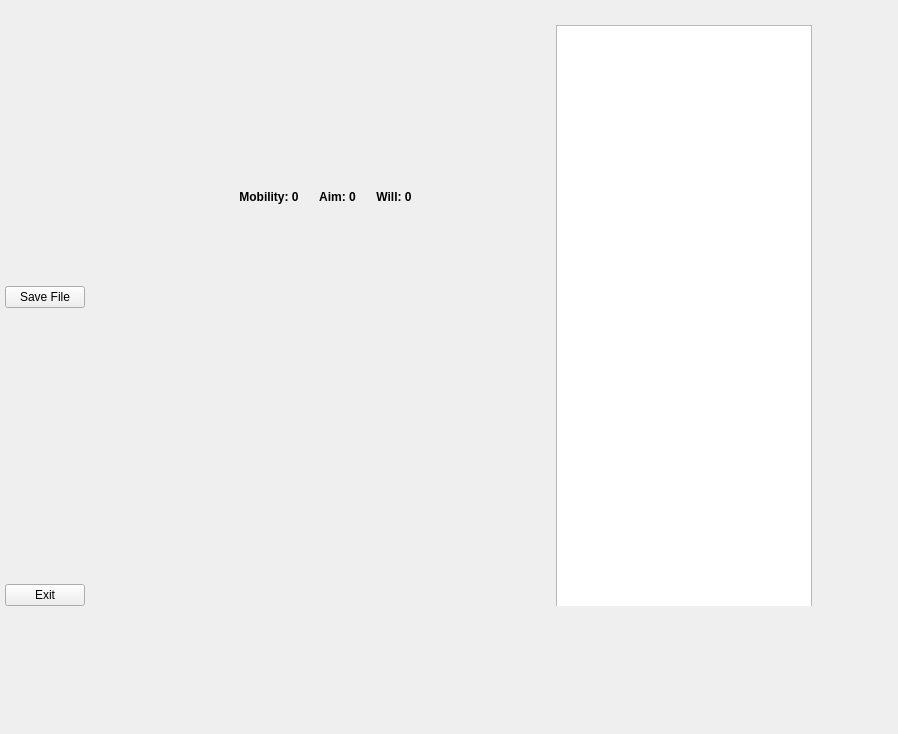
This is QtDesigner.ui in Bodzioo44/XcomPerkEdit as Qt 5 draws it before an edit. The edited form follows.
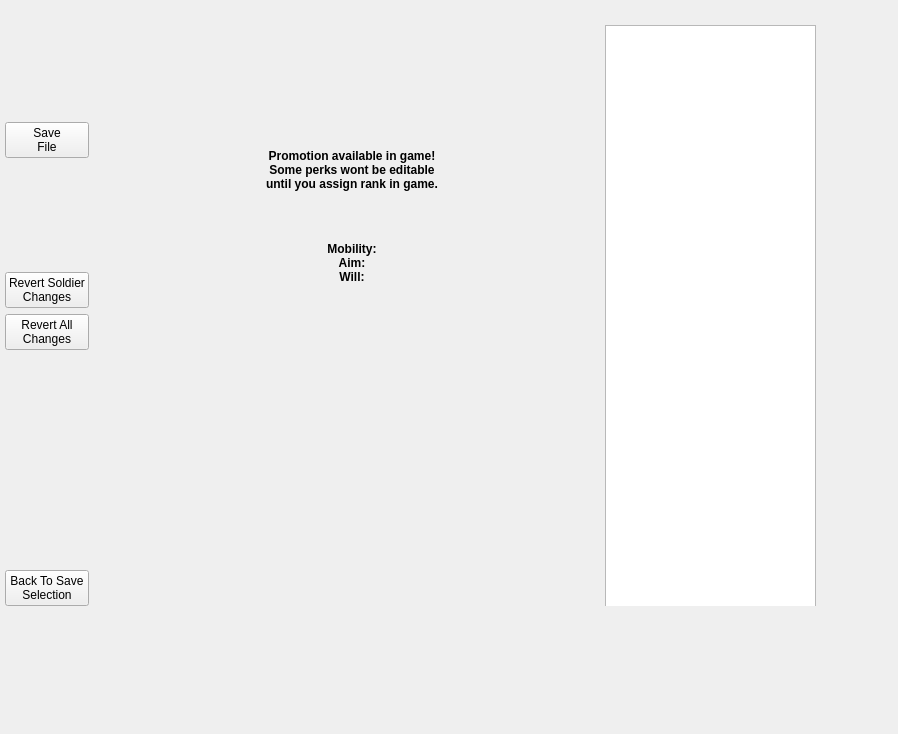
This is the edited form.

Commit message: Changed the way stats label is displayed to avoid UI shifting

```diff
--- a/QtDesigner.ui
+++ b/QtDesigner.ui
@@ -37,7 +37,7 @@
       <number>15</number>
      </property>
      <item row="0" column="0">
-      <layout class="QVBoxLayout" name="ButtonVBoxLayout">
+      <layout class="QVBoxLayout" name="ButtonVBoxLayout" stretch="5,1,5,1,1,10,1">
        <item>
         <spacer name="verticalSpacer">
          <property name="orientation">
@@ -54,7 +54,37 @@
        <item>
         <widget class="QPushButton" name="SaveFileButton">
          <property name="text">
-          <string>Save File</string>
+          <string>Save 
+File</string>
+         </property>
+        </widget>
+       </item>
+       <item>
+        <spacer name="verticalSpacer_2">
+         <property name="orientation">
+          <enum>Qt::Vertical</enum>
+         </property>
+         <property name="sizeHint" stdset="0">
+          <size>
+           <width>20</width>
+           <height>40</height>
+          </size>
+         </property>
+        </spacer>
+       </item>
+       <item>
+        <widget class="QPushButton" name="RevertSoldierButton">
+         <property name="text">
+          <string>Revert Soldier
+Changes</string>
+         </property>
+        </widget>
+       </item>
+       <item>
+        <widget class="QPushButton" name="RevertAllButton">
+         <property name="text">
+          <string>Revert All
+Changes</string>
          </property>
         </widget>
        </item>
@@ -77,7 +107,8 @@
           <string>Go back to save selection menu</string>
          </property>
          <property name="text">
-          <string>Exit</string>
+          <string>Back To Save
+Selection</string>
          </property>
         </widget>
        </item>
@@ -151,7 +182,7 @@
            <height>601</height>
           </rect>
          </property>
-         <layout class="QHBoxLayout" name="horizontalLayout" stretch="0,0,0,0">
+         <layout class="QHBoxLayout" name="horizontalLayout" stretch="1,5,1,3">
           <item>
            <spacer name="horizontalSpacer">
             <property name="orientation">
@@ -166,7 +197,7 @@
            </spacer>
           </item>
           <item>
-           <layout class="QVBoxLayout" name="verticalLayout" stretch="1,2,1,2,2,2,2,2,2,2,1">
+           <layout class="QVBoxLayout" name="verticalLayout" stretch="2,2,1,1,1,1,1,1,1,1">
             <property name="spacing">
              <number>20</number>
             </property>
@@ -186,7 +217,7 @@
             <item>
              <widget class="QLabel" name="InfoLabel">
               <property name="text">
-               <string/>
+               <string>&lt;b&gt;Promotion available in game!&lt;br&gt;Some perks wont be editable&lt;br&gt;until you assign rank in game.&lt;/b&gt;</string>
               </property>
               <property name="alignment">
                <set>Qt::AlignCenter</set>
@@ -194,51 +225,14 @@
              </widget>
             </item>
             <item>
-             <spacer name="verticalSpacer_2">
-              <property name="orientation">
-               <enum>Qt::Vertical</enum>
+             <widget class="QLabel" name="StatsLabel">
+              <property name="text">
+               <string>&lt;b&gt;Mobility:&lt;br&gt;Aim:&lt;br&gt;Will:&lt;/b&gt;</string>
               </property>
-              <property name="sizeHint" stdset="0">
-               <size>
-                <width>20</width>
-                <height>40</height>
-               </size>
+              <property name="alignment">
+               <set>Qt::AlignCenter</set>
               </property>
-             </spacer>
-            </item>
-            <item>
-             <layout class="QHBoxLayout" name="StatsHBoxLayout">
-              <item>
-               <widget class="QLabel" name="MobilityLabel">
-                <property name="text">
-                 <string>&lt;b&gt;Mobility: 0&lt;/b&gt;</string>
-                </property>
-                <property name="alignment">
-                 <set>Qt::AlignCenter</set>
-                </property>
-               </widget>
-              </item>
-              <item>
-               <widget class="QLabel" name="AimLabel">
-                <property name="text">
-                 <string>&lt;b&gt;Aim: 0&lt;/b&gt;</string>
-                </property>
-                <property name="alignment">
-                 <set>Qt::AlignCenter</set>
-                </property>
-               </widget>
-              </item>
-              <item>
-               <widget class="QLabel" name="WillLabel">
-                <property name="text">
-                 <string>&lt;b&gt;Will: 0&lt;/b&gt;</string>
-                </property>
-                <property name="alignment">
-                 <set>Qt::AlignCenter</set>
-                </property>
-               </widget>
-              </item>
-             </layout>
+             </widget>
             </item>
             <item>
              <layout class="QHBoxLayout" name="Row1HBoxLayout">
@@ -320,7 +314,7 @@
             </property>
             <property name="maximumSize">
              <size>
-              <width>300</width>
+              <width>16777215</width>
               <height>16777215</height>
              </size>
             </property>
```
Left out of the diff: 2 changed lines with no effect on the pictures. The commit also changes 2 other files.
